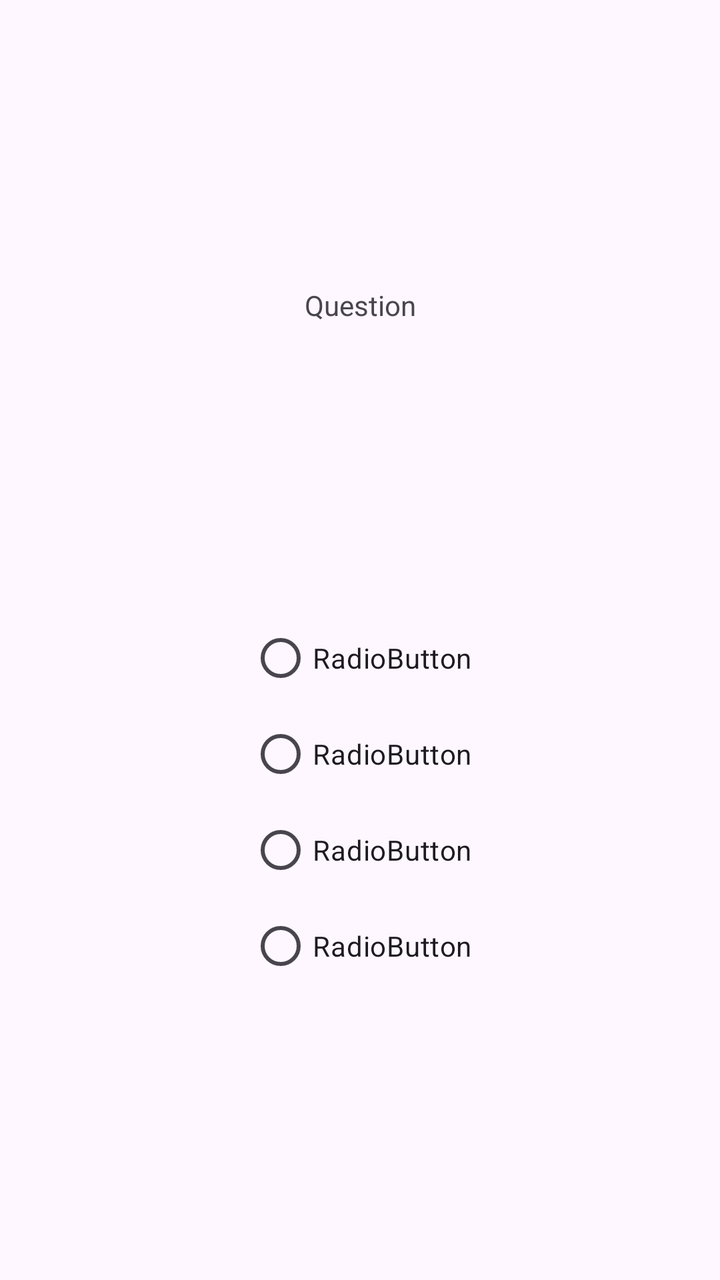
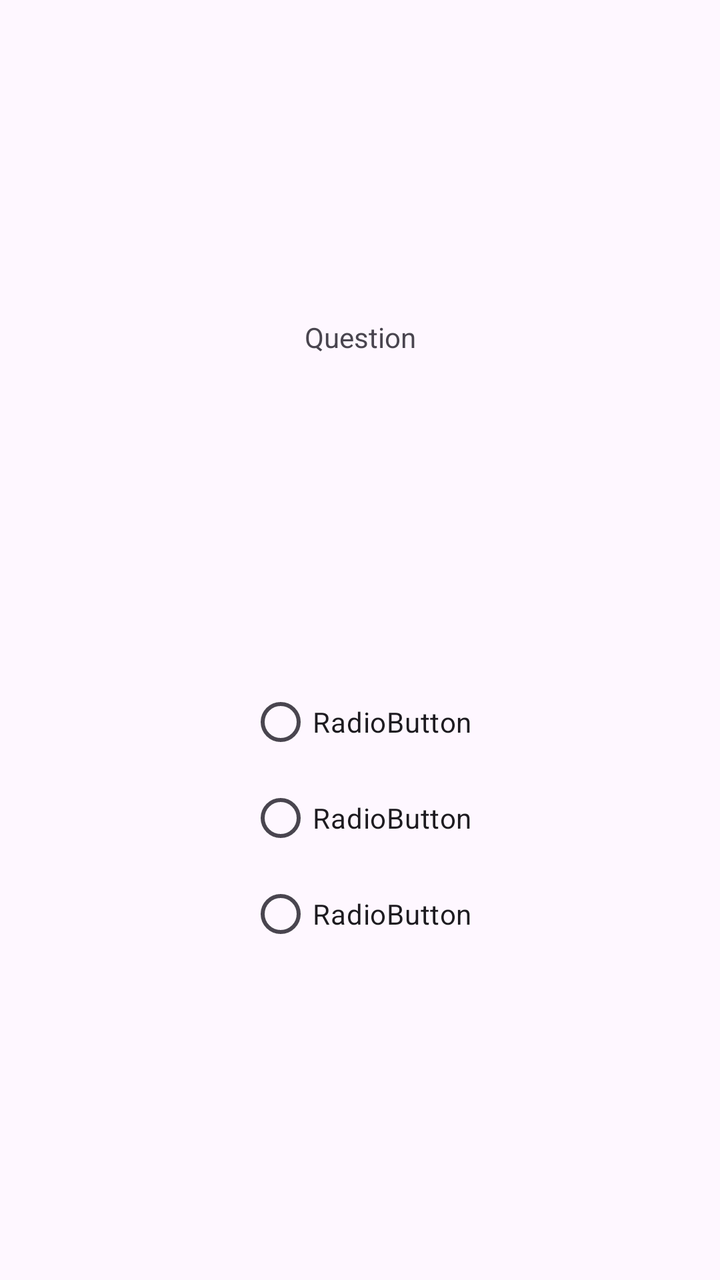

Compare the two renders of this Android layout. The source of the first and the diff that turns it into the second are given below.
<!-- AndroidManifest.xml: application theme Theme.CountryQuiz -->
<!-- res/layout/activity_quiz.xml -->
<?xml version="1.0" encoding="utf-8"?>
<androidx.constraintlayout.widget.ConstraintLayout xmlns:android="http://schemas.android.com/apk/res/android"
    xmlns:app="http://schemas.android.com/apk/res-auto"
    xmlns:tools="http://schemas.android.com/tools"
    android:layout_width="match_parent"
    android:layout_height="match_parent">

    <RadioGroup
        android:id="@+id/radioGroup"
        android:layout_width="wrap_content"
        android:layout_height="wrap_content"
        app:layout_constraintBottom_toBottomOf="parent"
        app:layout_constraintEnd_toEndOf="parent"
        app:layout_constraintStart_toStartOf="parent"
        app:layout_constraintTop_toBottomOf="@+id/textView4">

        <RadioButton
            android:id="@+id/radioButton4"
            android:layout_width="match_parent"
            android:layout_height="wrap_content"
            android:text="RadioButton" />

        <RadioButton
            android:id="@+id/radioButton3"
            android:layout_width="match_parent"
            android:layout_height="wrap_content"
            android:text="RadioButton" />

        <RadioButton
            android:id="@+id/radioButton2"
            android:layout_width="match_parent"
            android:layout_height="wrap_content"
            android:text="RadioButton" />

        <RadioButton
            android:id="@+id/radioButton"
            android:layout_width="wrap_content"
            android:layout_height="wrap_content"
            android:text="RadioButton" />
    </RadioGroup>

    <TextView
        android:id="@+id/textView4"
        android:layout_width="wrap_content"
        android:layout_height="wrap_content"
        android:text="Question"
        app:layout_constraintBottom_toTopOf="@+id/radioGroup"
        app:layout_constraintEnd_toEndOf="parent"
        app:layout_constraintStart_toStartOf="parent"
        app:layout_constraintTop_toTopOf="parent" />

</androidx.constraintlayout.widget.ConstraintLayout>
<!-- resources referenced by this layout -->
<resources>
  <style name="Theme.CountryQuiz" parent="Base.Theme.CountryQuiz" />
  <style name="Base.Theme.CountryQuiz" parent="Theme.Material3.DayNight.NoActionBar">
          
          
      </style>
</resources>

<!-- the commit's change to res/layout/activity_quiz.xml (unified diff, before → after) -->
@@ -13,12 +13,6 @@
         app:layout_constraintEnd_toEndOf="parent"
         app:layout_constraintStart_toStartOf="parent"
         app:layout_constraintTop_toBottomOf="@+id/textView4">
-
-        <RadioButton
-            android:id="@+id/radioButton4"
-            android:layout_width="match_parent"
-            android:layout_height="wrap_content"
-            android:text="RadioButton" />
 
         <RadioButton
             android:id="@+id/radioButton3"
